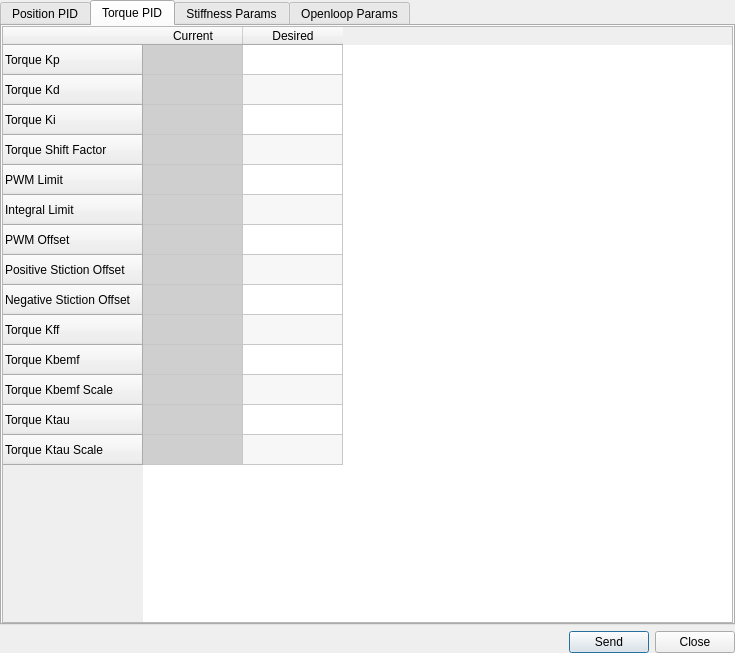
Before: the Qt Designer form src/yarpmotorgui-qt/piddlg.ui in robotology/yarp, drawn with Qt 5.
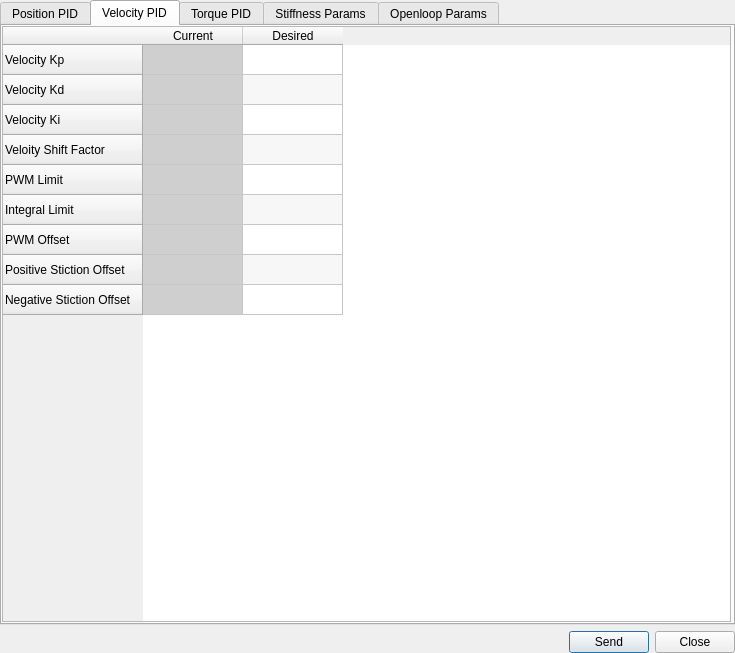
After: the same form once the commit is applied.

Commit message: added velocitypid tab in yarpmotorgui

Patch:
```diff
--- a/src/yarpmotorgui-qt/piddlg.ui
+++ b/src/yarpmotorgui-qt/piddlg.ui
@@ -349,6 +349,310 @@
        </item>
       </layout>
      </widget>
+     <widget class="QWidget" name="tab">
+      <attribute name="title">
+       <string>Velocity PID</string>
+      </attribute>
+      <widget class="QTableWidget" name="tableVelocity">
+       <property name="geometry">
+        <rect>
+         <x>0</x>
+         <y>0</y>
+         <width>729</width>
+         <height>596</height>
+        </rect>
+       </property>
+       <property name="alternatingRowColors">
+        <bool>true</bool>
+       </property>
+       <property name="selectionMode">
+        <enum>QAbstractItemView::NoSelection</enum>
+       </property>
+       <property name="showGrid">
+        <bool>true</bool>
+       </property>
+       <row>
+        <property name="text">
+         <string>Velocity Kp</string>
+        </property>
+       </row>
+       <row>
+        <property name="text">
+         <string>Velocity Kd</string>
+        </property>
+       </row>
+       <row>
+        <property name="text">
+         <string>Velocity Ki</string>
+        </property>
+       </row>
+       <row>
+        <property name="text">
+         <string>Veloity Shift Factor</string>
+        </property>
+       </row>
+       <row>
+        <property name="text">
+         <string>PWM Limit</string>
+        </property>
+       </row>
+       <row>
+        <property name="text">
+         <string>Integral Limit</string>
+        </property>
+       </row>
+       <row>
+        <property name="text">
+         <string>PWM Offset</string>
+        </property>
+       </row>
+       <row>
+        <property name="text">
+         <string>Positive Stiction Offset</string>
+        </property>
+       </row>
+       <row>
+        <property name="text">
+         <string>Negative Stiction Offset</string>
+        </property>
+       </row>
+       <column>
+        <property name="text">
+         <string>Current</string>
+        </property>
+       </column>
+       <column>
+        <property name="text">
+         <string>Desired</string>
+        </property>
+       </column>
+       <item row="0" column="0">
+        <property name="text">
+         <string/>
+        </property>
+        <property name="background">
+         <brush brushstyle="SolidPattern">
+          <color alpha="255">
+           <red>207</red>
+           <green>207</green>
+           <blue>207</blue>
+          </color>
+         </brush>
+        </property>
+        <property name="flags">
+         <set>ItemIsEnabled</set>
+        </property>
+       </item>
+       <item row="0" column="1">
+        <property name="text">
+         <string/>
+        </property>
+        <property name="flags">
+         <set>ItemIsSelectable|ItemIsEditable|ItemIsDragEnabled|ItemIsUserCheckable|ItemIsEnabled</set>
+        </property>
+       </item>
+       <item row="1" column="0">
+        <property name="text">
+         <string/>
+        </property>
+        <property name="background">
+         <brush brushstyle="SolidPattern">
+          <color alpha="255">
+           <red>207</red>
+           <green>207</green>
+           <blue>207</blue>
+          </color>
+         </brush>
+        </property>
+        <property name="flags">
+         <set>ItemIsEnabled</set>
+        </property>
+       </item>
+       <item row="1" column="1">
+        <property name="text">
+         <string/>
+        </property>
+        <property name="flags">
+         <set>ItemIsSelectable|ItemIsEditable|ItemIsDragEnabled|ItemIsUserCheckable|ItemIsEnabled</set>
+        </property>
+       </item>
+       <item row="2" column="0">
+        <property name="text">
+         <string/>
+        </property>
+        <property name="background">
+         <brush brushstyle="SolidPattern">
+          <color alpha="255">
+           <red>207</red>
+           <green>207</green>
+           <blue>207</blue>
+          </color>
+         </brush>
+        </property>
+        <property name="flags">
+         <set>ItemIsEnabled</set>
+        </property>
+       </item>
+       <item row="2" column="1">
+        <property name="text">
+         <string/>
+        </property>
+        <property name="flags">
+         <set>ItemIsSelectable|ItemIsEditable|ItemIsDragEnabled|ItemIsUserCheckable|ItemIsEnabled</set>
+        </property>
+       </item>
+       <item row="3" column="0">
+        <property name="text">
+         <string/>
+        </property>
+        <property name="background">
+         <brush brushstyle="SolidPattern">
+          <color alpha="255">
+           <red>207</red>
+           <green>207</green>
+           <blue>207</blue>
+          </color>
+         </brush>
+        </property>
+        <property name="flags">
+         <set>ItemIsEnabled</set>
+        </property>
+       </item>
+       <item row="3" column="1">
+        <property name="text">
+         <string/>
+        </property>
+        <property name="flags">
+         <set>ItemIsSelectable|ItemIsEditable|ItemIsDragEnabled|ItemIsUserCheckable|ItemIsEnabled</set>
+        </property>
+       </item>
+       <item row="4" column="0">
+        <property name="text">
+         <string/>
+        </property>
+        <property name="background">
+         <brush brushstyle="SolidPattern">
+          <color alpha="255">
+           <red>207</red>
+           <green>207</green>
+           <blue>207</blue>
+          </color>
+         </brush>
+        </property>
+        <property name="flags">
+         <set>ItemIsEnabled</set>
+        </property>
+       </item>
+       <item row="4" column="1">
+        <property name="text">
+         <string/>
+        </property>
+        <property name="flags">
+         <set>ItemIsSelectable|ItemIsEditable|ItemIsDragEnabled|ItemIsUserCheckable|ItemIsEnabled</set>
+        </property>
+       </item>
+       <item row="5" column="0">
+        <property name="text">
+         <string/>
+        </property>
+        <property name="background">
+         <brush brushstyle="SolidPattern">
+          <color alpha="255">
+           <red>207</red>
+           <green>207</green>
+           <blue>207</blue>
+          </color>
+         </brush>
+        </property>
+        <property name="flags">
+         <set>ItemIsEnabled</set>
+        </property>
+       </item>
+       <item row="5" column="1">
+        <property name="text">
+         <string/>
+        </property>
+        <property name="flags">
+         <set>ItemIsSelectable|ItemIsEditable|ItemIsDragEnabled|ItemIsUserCheckable|ItemIsEnabled</set>
+        </property>
+       </item>
+       <item row="6" column="0">
+        <property name="text">
+         <string/>
+        </property>
+        <property name="background">
+         <brush brushstyle="SolidPattern">
+          <color alpha="255">
+           <red>207</red>
+           <green>207</green>
+           <blue>207</blue>
+          </color>
+         </brush>
+        </property>
+        <property name="flags">
+         <set>ItemIsEnabled</set>
+        </property>
+       </item>
+       <item row="6" column="1">
+        <property name="text">
+         <string/>
+        </property>
+        <property name="flags">
+         <set>ItemIsSelectable|ItemIsEditable|ItemIsDragEnabled|ItemIsUserCheckable|ItemIsEnabled</set>
+        </property>
+       </item>
+       <item row="7" column="0">
+        <property name="text">
+         <string/>
+        </property>
+        <property name="background">
+         <brush brushstyle="SolidPattern">
+          <color alpha="255">
+           <red>207</red>
+           <green>207</green>
+           <blue>207</blue>
+          </color>
+         </brush>
+        </property>
+        <property name="flags">
+         <set>ItemIsEnabled</set>
+        </property>
+       </item>
+       <item row="7" column="1">
+        <property name="text">
+         <string/>
+        </property>
+        <property name="flags">
+         <set>ItemIsSelectable|ItemIsEditable|ItemIsDragEnabled|ItemIsUserCheckable|ItemIsEnabled</set>
+        </property>
+       </item>
+       <item row="8" column="0">
+        <property name="text">
+         <string/>
+        </property>
+        <property name="background">
+         <brush brushstyle="SolidPattern">
+          <color alpha="255">
+           <red>207</red>
+           <green>207</green>
+           <blue>207</blue>
+          </color>
+         </brush>
+        </property>
+        <property name="flags">
+         <set>ItemIsEnabled</set>
+        </property>
+       </item>
+       <item row="8" column="1">
+        <property name="text">
+         <string/>
+        </property>
+        <property name="flags">
+         <set>ItemIsSelectable|ItemIsEditable|ItemIsDragEnabled|ItemIsUserCheckable|ItemIsEnabled</set>
+        </property>
+       </item>
+      </widget>
+     </widget>
      <widget class="QWidget" name="tabTorque">
       <attribute name="title">
        <string>Torque PID</string>
```
The commit also changes 5 other files.
